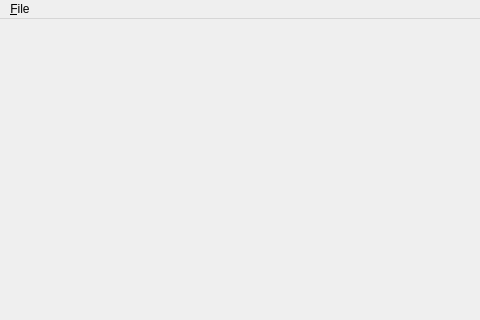
Before: the Qt Designer form src/mainwindow.ui in ThKattanek/cas_to_sio, drawn with Qt 5; both pictures show x 0 to 480 and y 0 to 320 of the 800 by 600 pixel window.
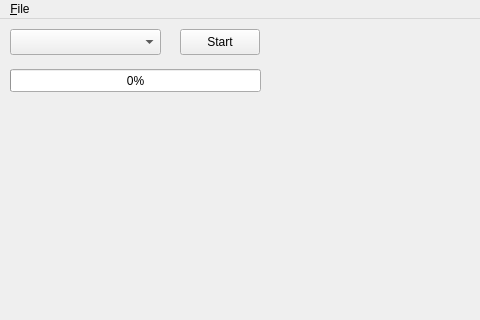
After: the same form once the commit is applied.

Commit message: changed from QSerialPort to libserialport

What changed in the file:
```diff
--- a/src/mainwindow.ui
+++ b/src/mainwindow.ui
@@ -13,7 +13,44 @@
   <property name="windowTitle">
    <string>MainWindow</string>
   </property>
-  <widget class="QWidget" name="centralwidget"/>
+  <widget class="QWidget" name="centralwidget">
+   <widget class="QComboBox" name="serial_ports">
+    <property name="geometry">
+     <rect>
+      <x>10</x>
+      <y>10</y>
+      <width>151</width>
+      <height>26</height>
+     </rect>
+    </property>
+   </widget>
+   <widget class="QPushButton" name="start_transfer">
+    <property name="geometry">
+     <rect>
+      <x>180</x>
+      <y>10</y>
+      <width>80</width>
+      <height>26</height>
+     </rect>
+    </property>
+    <property name="text">
+     <string>Start</string>
+    </property>
+   </widget>
+   <widget class="QProgressBar" name="transmit_progress">
+    <property name="geometry">
+     <rect>
+      <x>10</x>
+      <y>50</y>
+      <width>251</width>
+      <height>23</height>
+     </rect>
+    </property>
+    <property name="value">
+     <number>0</number>
+    </property>
+   </widget>
+  </widget>
   <widget class="QMenuBar" name="menubar">
    <property name="geometry">
     <rect>
```
The commit also changes 6 other files.
